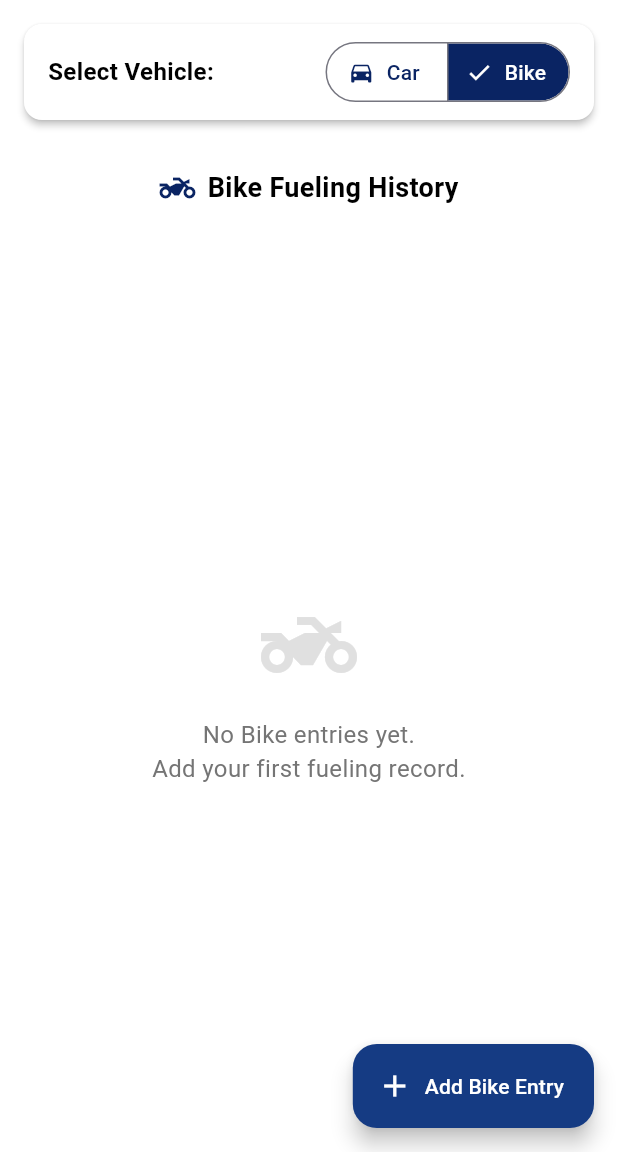
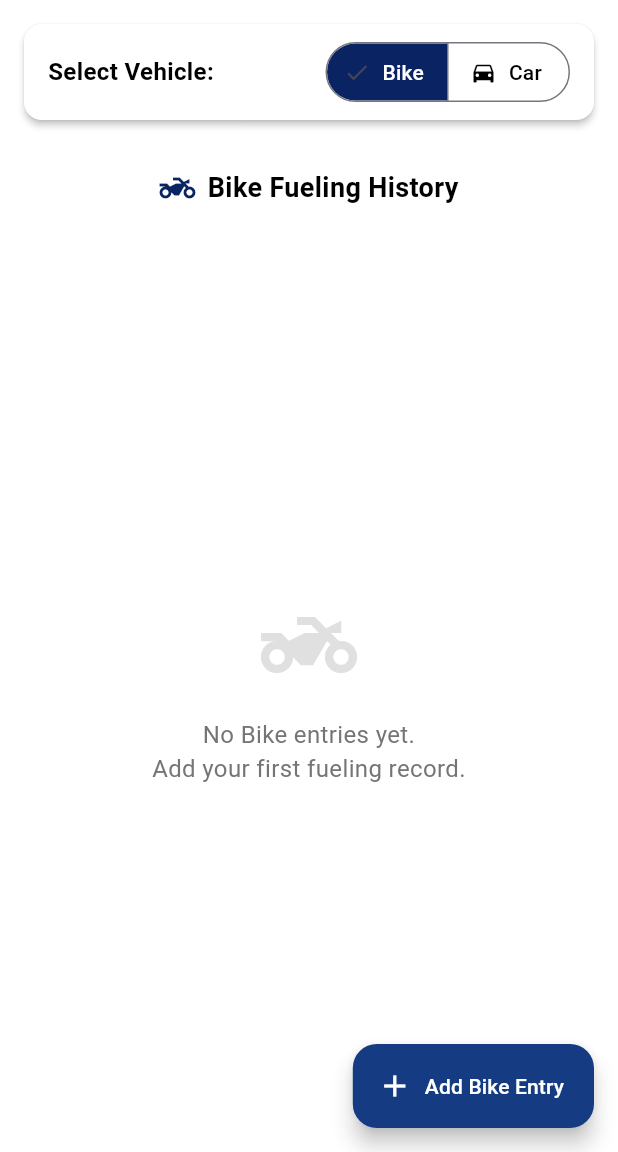
Before and after one commit to azizulever/tankibhai_android, a Flutter app: the screen it shows after launch, after a tap on "Bike", on a phone screen of 412 x 824 dp, the part 84-1236 px from its top. Run offline on Flutter 3.47's test engine with Material 3 defaults, Android fonts, the light colour scheme and no system bars; our stand-ins replace get, shared_preferences.

Commit message:
vehicle selection

```diff
--- a/lib/screens/home_screen.dart
+++ b/lib/screens/home_screen.dart
@@ -48,6 +48,19 @@ class HomePageContent extends StatelessWidget {
                   SegmentedButton<String>(
                     segments: [
                       ButtonSegment<String>(
+                        value: 'Bike',
+                        icon: Icon(
+                          Icons.two_wheeler,
+                          color: controller.selectedVehicleType == 'Bike' ? Colors.white : null,
+                        ),
+                        label: Text(
+                          'Bike',
+                          style: TextStyle(
+                            color: controller.selectedVehicleType == 'Bike' ? Colors.white : null,
+                          ),
+                        ),
+                      ),
+                      ButtonSegment<String>(
                         value: 'Car',
                         icon: Icon(
                           Icons.directions_car,
@@ -57,19 +70,6 @@ class HomePageContent extends StatelessWidget {
                           'Car',
                           style: TextStyle(
                             color: controller.selectedVehicleType == 'Car' ? Colors.white : null,
-                          ),
-                        ),
-                      ),
-                      ButtonSegment<String>(
-                        value: 'Bike',
-                        icon: Icon(
-                          Icons.two_wheeler,
-                          color: controller.selectedVehicleType == 'Bike' ? Colors.white : null,
-                        ),
-                        label: Text(
-                          'Bike',
-                          style: TextStyle(
-                            color: controller.selectedVehicleType == 'Bike' ? Colors.white : null,
                           ),
                         ),
                       ),
--- a/lib/screens/splash_screen.dart
+++ b/lib/screens/splash_screen.dart
@@ -55,21 +55,15 @@ class _SplashScreenState extends State<SplashScreen>
                 mainAxisAlignment: MainAxisAlignment.center,
                 children: [
                   Icon(
-                    Icons.directions_car,
-                    size: 50,
-                    color: const Color(0xFF0A2463),
-                  ),
-                  const SizedBox(width: 10),
-                  Icon(
-                    Icons.two_wheeler,
-                    size: 50,
+                    Icons.local_gas_station,
+                    size: 80,
                     color: const Color(0xFF0A2463),
                   ),
                 ],
               ),
               const SizedBox(height: 8),
               const Text(
-                'Fuel Log: Bikes & Cars',
+                'Fuel Log',
                 style: TextStyle(
                   fontSize: 28,
                   fontWeight: FontWeight.bold,
--- a/lib/utils/theme.dart
+++ b/lib/utils/theme.dart
@@ -37,14 +37,7 @@ final appTheme = ThemeData(
           return Colors.white;
         },
       ),
-      foregroundColor: MaterialStateProperty.resolveWith<Color>(
-        (states) {
-          if (states.contains(MaterialState.selected)) {
-            return Colors.white;
-          }
-          return const Color(0xFF0A2463);
-        },
-      ),
+      // Removed foregroundColor from here!
       overlayColor: MaterialStateProperty.all(Colors.transparent),
     ),
   ),
```
Also changed, not shown: lib/widgets/vehicle_type_selector.dart (+16 -16 lines).
